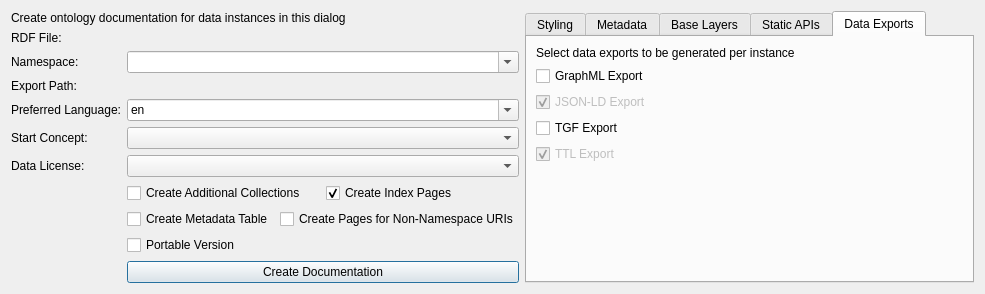
Qt form dialogs/ui/ontdocdialog.ui (sparqlunicorn/sparqlunicornGoesGIS) before a commit.
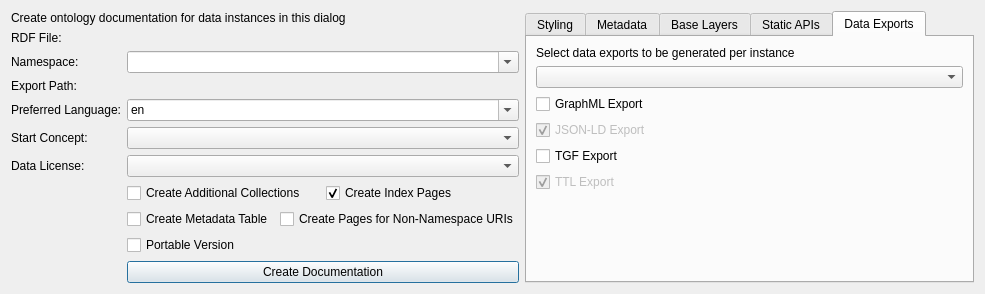
The same form after that commit. The open tabs and pages were chosen to show the change. Icons and pictures are not drawn. Custom widgets are drawn as their Qt base class.

Commit message: optimized html offline export

Diff of the .ui file:
```diff
--- a/dialogs/ui/ontdocdialog.ui
+++ b/dialogs/ui/ontdocdialog.ui
@@ -7,7 +7,7 @@
     <x>0</x>
     <y>0</y>
     <width>985</width>
-    <height>266</height>
+    <height>289</height>
    </rect>
   </property>
   <property name="windowTitle">
@@ -410,22 +410,6 @@
        <string>Data Exports</string>
       </attribute>
       <layout class="QGridLayout" name="gridLayout_6">
-       <item row="4" column="0">
-        <widget class="QCheckBox" name="ttlExportCBox">
-         <property name="enabled">
-          <bool>false</bool>
-         </property>
-         <property name="text">
-          <string>TTL Export</string>
-         </property>
-         <property name="checkable">
-          <bool>true</bool>
-         </property>
-         <property name="checked">
-          <bool>true</bool>
-         </property>
-        </widget>
-       </item>
        <item row="6" column="0">
         <spacer name="verticalSpacer_2">
          <property name="orientation">
@@ -439,13 +423,6 @@
          </property>
         </spacer>
        </item>
-       <item row="1" column="0">
-        <widget class="QCheckBox" name="graphmlExportCBox">
-         <property name="text">
-          <string>GraphML Export</string>
-         </property>
-        </widget>
-       </item>
        <item row="0" column="0">
         <widget class="QLabel" name="label">
          <property name="text">
@@ -453,7 +430,7 @@
          </property>
         </widget>
        </item>
-       <item row="2" column="0">
+       <item row="3" column="0">
         <widget class="QCheckBox" name="jsonldExportCBox">
          <property name="enabled">
           <bool>false</bool>
@@ -466,13 +443,39 @@
          </property>
         </widget>
        </item>
-       <item row="3" column="0">
+       <item row="5" column="0">
+        <widget class="QCheckBox" name="ttlExportCBox">
+         <property name="enabled">
+          <bool>false</bool>
+         </property>
+         <property name="text">
+          <string>TTL Export</string>
+         </property>
+         <property name="checkable">
+          <bool>true</bool>
+         </property>
+         <property name="checked">
+          <bool>true</bool>
+         </property>
+        </widget>
+       </item>
+       <item row="2" column="0">
+        <widget class="QCheckBox" name="graphmlExportCBox">
+         <property name="text">
+          <string>GraphML Export</string>
+         </property>
+        </widget>
+       </item>
+       <item row="4" column="0">
         <widget class="QCheckBox" name="tgfExportCBox">
          <property name="text">
           <string>TGF Export</string>
          </property>
         </widget>
        </item>
+       <item row="1" column="0">
+        <widget class="QgsCheckableComboBox" name="exportsCBox"/>
+       </item>
       </layout>
      </widget>
     </widget>
@@ -507,6 +510,11 @@
   </layout>
  </widget>
  <customwidgets>
+  <customwidget>
+   <class>QgsCheckableComboBox</class>
+   <extends>QComboBox</extends>
+   <header>qgscheckablecombobox.h</header>
+  </customwidget>
   <customwidget>
    <class>QgsColorButton</class>
    <extends>QToolButton</extends>
```
The commit also changes 5 other files.
